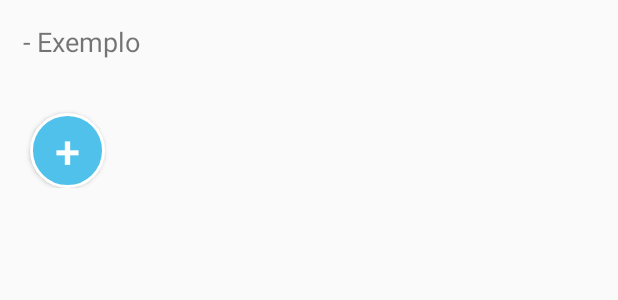
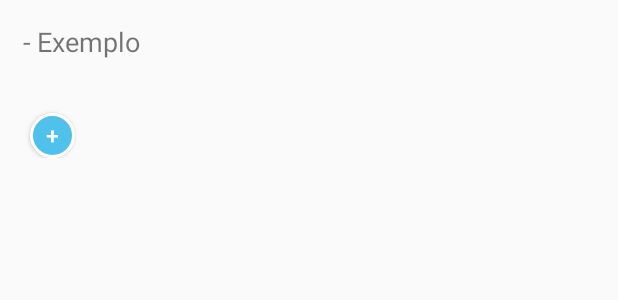
Before and after one commit to andr000ide/Conta-me-Historias, an Android app: the layout frag_searchview.xml on its own in the app's theme, with its tools: preview values and no code run, on a phone screen of 412 x 824 dp. Shown: the top 300 px of the screen. Run offline under Robolectric (Android 15) with nearby library versions, the phone set to English and light mode, and no system bars.

Commit message:
button que mostra links mais pequeno

```diff
--- a/app/src/main/res/layout/frag_searchview.xml
+++ b/app/src/main/res/layout/frag_searchview.xml
@@ -44,11 +44,11 @@
                     android:id="@+id/buttonshowdomains"
                     android:text="+"
                     android:background="@drawable/initial_page_button"
-                    android:textSize="30sp"
+                    android:textSize="15sp"
                     android:layout_margin="10dp"
                     android:textColor="#ffffff"
-                    android:layout_width="50dp"
-                    android:layout_height="50dp"/>
+                    android:layout_width="30dp"
+                    android:layout_height="30dp"/>
 
                 <TextView
                         app:layout_constraintTop_toTopOf="parent"
```
